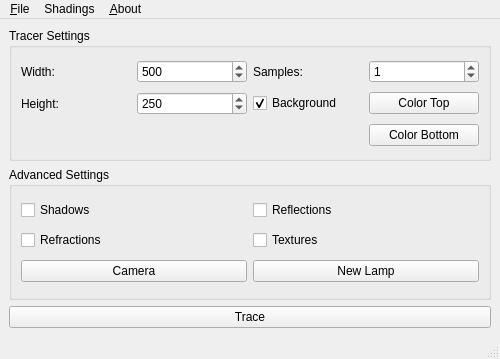
Above: main.ui from osciva/UB-GiVD-RayTracing before the change. Below: the same form after it.
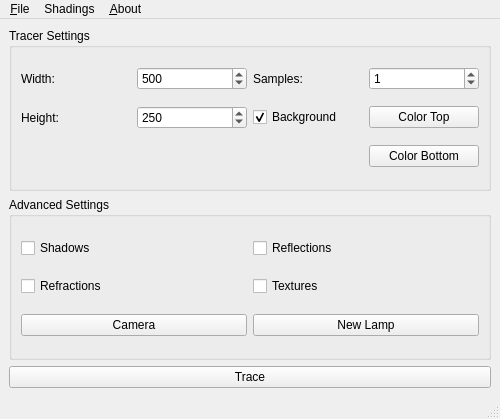
That is the form after the change.

Diff of the .ui file:
```diff
--- a/main.ui
+++ b/main.ui
@@ -7,7 +7,7 @@
     <x>0</x>
     <y>0</y>
     <width>500</width>
-    <height>359</height>
+    <height>419</height>
    </rect>
   </property>
   <property name="windowTitle">
```
Left out of the diff: 11 changed lines with no effect on the pictures.
